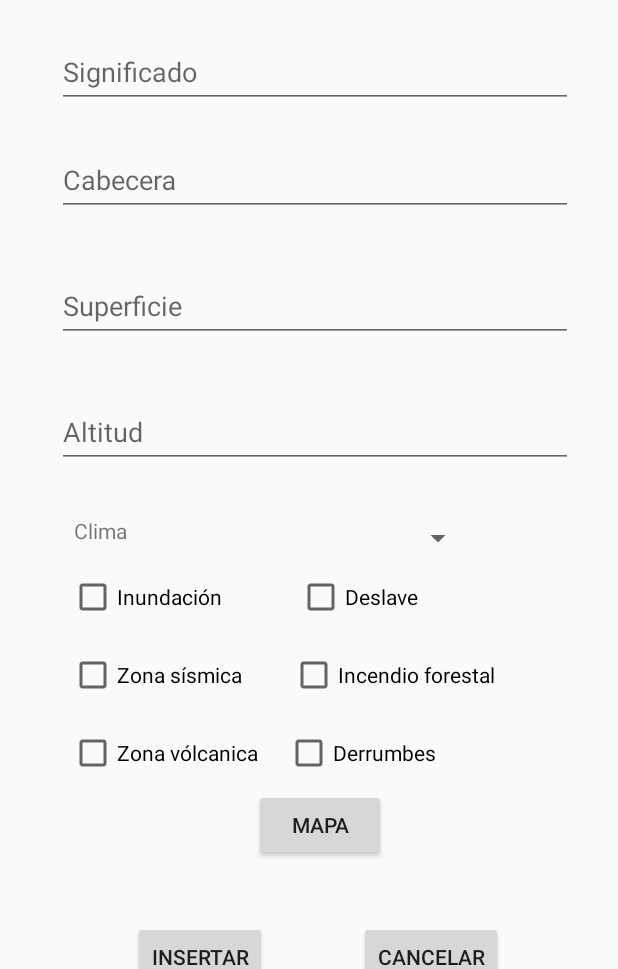
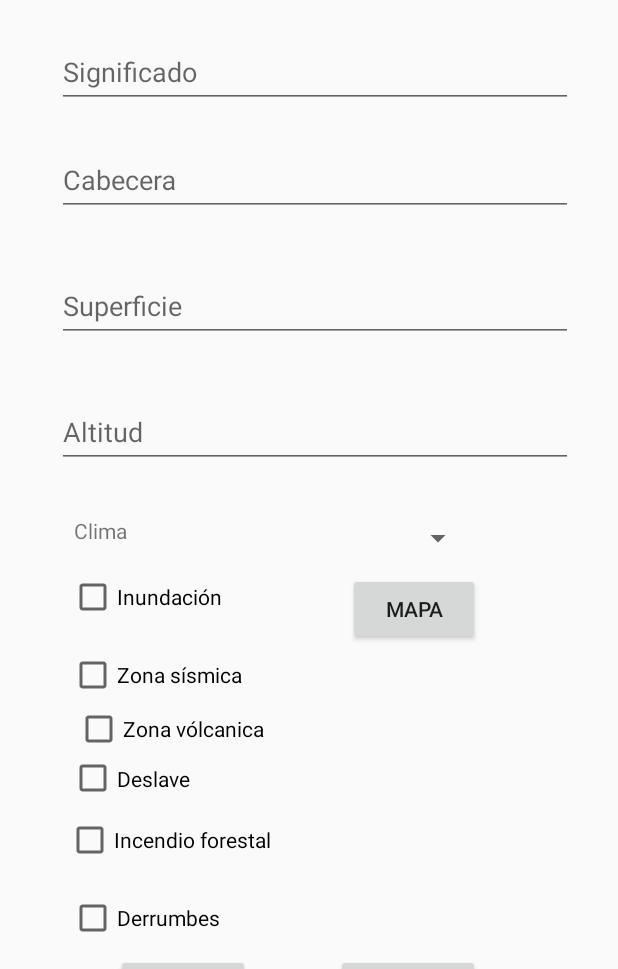
Before and after one commit to OmarssSeguridad/Municipios, an Android app: the layout fragment_insertar_municipio.xml on its own in the app's theme, with its tools: preview values and no code run, on a phone screen of 412 x 824 dp, the part 267-1236 px from its top. Run offline under Robolectric (Android 15) with nearby library versions, the phone set to English and light mode, and no system bars.

Commit message:
Prueba Lula

```diff
--- a/app/build.gradle
+++ b/app/build.gradle
@@ -25,6 +25,7 @@ dependencies {
     implementation 'androidx.constraintlayout:constraintlayout:1.1.3'
     implementation 'androidx.legacy:legacy-support-v4:1.0.0'
     implementation 'com.google.android.material:material:1.0.0'
+    implementation 'com.google.android.gms:play-services-maps:17.0.0'
     testImplementation 'junit:junit:4.12'
     androidTestImplementation 'androidx.test:runner:1.2.0'
     androidTestImplementation 'androidx.test.espresso:espresso-core:3.2.0'
--- a/app/src/main/res/layout/fragment_insertar_municipio.xml
+++ b/app/src/main/res/layout/fragment_insertar_municipio.xml
@@ -75,12 +75,12 @@
             android:id="@+id/btn_insertar_guardar"
             android:layout_width="wrap_content"
             android:layout_height="wrap_content"
-            android:layout_marginTop="40dp"
+            android:layout_marginTop="8dp"
             android:text="@string/insertar"
             app:layout_constraintEnd_toEndOf="parent"
-            app:layout_constraintHorizontal_bias="0.224"
+            app:layout_constraintHorizontal_bias="0.18"
             app:layout_constraintStart_toStartOf="parent"
-            app:layout_constraintTop_toBottomOf="@+id/btn_insert_mapa" />
+            app:layout_constraintTop_toBottomOf="@+id/cb_insert_derrumbe" />
 
         <com.google.android.material.textfield.TextInputLayout
             android:id="@+id/textInputLayout3"
@@ -170,14 +170,14 @@
             android:layout_height="wrap_content"
             android:layout_marginStart="8dp"
             android:layout_marginLeft="8dp"
-            android:layout_marginTop="40dp"
+            android:layout_marginTop="8dp"
             android:layout_marginEnd="8dp"
             android:layout_marginRight="8dp"
             android:text="@string/cancelar"
             app:layout_constraintEnd_toEndOf="parent"
-            app:layout_constraintHorizontal_bias="0.583"
+            app:layout_constraintHorizontal_bias="0.477"
             app:layout_constraintStart_toEndOf="@+id/btn_insertar_guardar"
-            app:layout_constraintTop_toBottomOf="@+id/btn_insert_mapa" />
+            app:layout_constraintTop_toBottomOf="@+id/cb_insert_derrumbe" />
 
         <Button
             android:id="@+id/btn_insert_mapa"
@@ -190,9 +190,9 @@
             android:layout_marginRight="8dp"
             android:text="@string/mapa"
             app:layout_constraintEnd_toEndOf="parent"
-            app:layout_constraintHorizontal_bias="0.53"
+            app:layout_constraintHorizontal_bias="0.781"
             app:layout_constraintStart_toStartOf="parent"
-            app:layout_constraintTop_toBottomOf="@+id/cb_insert_volcanica" />
+            app:layout_constraintTop_toBottomOf="@+id/sp_insert_clima" />
 
         <CheckBox
             android:id="@+id/cb_insert_inundacion"
@@ -207,18 +207,13 @@
 
         <CheckBox
             android:id="@+id/cb_insert_deslave"
-            android:layout_width="wrap_content"
-            android:layout_height="wrap_content"
-            android:layout_marginStart="44dp"
-            android:layout_marginLeft="44dp"
-            android:layout_marginTop="8dp"
-            android:layout_marginEnd="8dp"
-            android:layout_marginRight="8dp"
+            android:layout_width="94dp"
+            android:layout_height="34dp"
+            android:layout_marginStart="16dp"
+            android:layout_marginLeft="16dp"
             android:text="@string/deslave"
-            app:layout_constraintEnd_toEndOf="parent"
-            app:layout_constraintHorizontal_bias="0.062"
-            app:layout_constraintStart_toEndOf="@+id/cb_insert_inundacion"
-            app:layout_constraintTop_toBottomOf="@+id/textView2" />
+            app:layout_constraintStart_toStartOf="parent"
+            app:layout_constraintTop_toBottomOf="@+id/cb_insert_volcanica" />
 
         <CheckBox
             android:id="@+id/cb_insert_sismica"
@@ -235,24 +230,24 @@
             android:id="@+id/cb_insert_incendio"
             android:layout_width="wrap_content"
             android:layout_height="wrap_content"
-            android:layout_marginStart="32dp"
-            android:layout_marginLeft="32dp"
-            android:layout_marginTop="20dp"
+            android:layout_marginStart="8dp"
+            android:layout_marginLeft="8dp"
+            android:layout_marginTop="8dp"
             android:layout_marginEnd="8dp"
             android:layout_marginRight="8dp"
             android:text="@string/incendio_forestal"
             app:layout_constraintEnd_toEndOf="parent"
-            app:layout_constraintHorizontal_bias="0.0"
-            app:layout_constraintStart_toEndOf="@+id/cb_insert_sismica"
-            app:layout_constraintTop_toBottomOf="@+id/cb_insert_inundacion" />
+            app:layout_constraintHorizontal_bias="0.031"
+            app:layout_constraintStart_toStartOf="parent"
+            app:layout_constraintTop_toBottomOf="@+id/cb_insert_deslave" />
 
         <CheckBox
             android:id="@+id/cb_insert_volcanica"
             android:layout_width="wrap_content"
             android:layout_height="wrap_content"
-            android:layout_marginStart="16dp"
-            android:layout_marginLeft="16dp"
-            android:layout_marginTop="20dp"
+            android:layout_marginStart="20dp"
+            android:layout_marginLeft="20dp"
+            android:layout_marginTop="4dp"
             android:text="@string/zona_v_lcanica"
             app:layout_constraintStart_toStartOf="parent"
             app:layout_constraintTop_toBottomOf="@+id/cb_insert_sismica" />
@@ -261,16 +256,12 @@
             android:id="@+id/cb_insert_derrumbe"
             android:layout_width="wrap_content"
             android:layout_height="wrap_content"
-            android:layout_marginStart="8dp"
-            android:layout_marginLeft="8dp"
+            android:layout_marginStart="16dp"
+            android:layout_marginLeft="16dp"
             android:layout_marginTop="20dp"
-            android:layout_marginEnd="8dp"
-            android:layout_marginRight="8dp"
             android:text="@string/derrumbes"
-            app:layout_constraintEnd_toEndOf="parent"
-            app:layout_constraintHorizontal_bias="0.109"
-            app:layout_constraintStart_toEndOf="@+id/cb_insert_volcanica"
-            app:layout_constraintTop_toBottomOf="@+id/cb_insert_sismica" />
+            app:layout_constraintStart_toStartOf="parent"
+            app:layout_constraintTop_toBottomOf="@+id/cb_insert_incendio" />
 
 
     </androidx.constraintlayout.widget.ConstraintLayout>
--- a/app/src/main/res/values/strings.xml
+++ b/app/src/main/res/values/strings.xml
@@ -43,4 +43,5 @@
     <string name="derrumbes">Derrumbes</string>
     <string name="zona_s_smica">Zona sísmica</string>
     <string name="buscar">Buscar</string>
+    <string name="title_activity_maps">Map</string>
 </resources>
```
Also changed, not shown: app/src/debug/res/values/google_maps_api.xml (added, +24 -0 lines), app/src/main/AndroidManifest.xml (+22 -0 lines), app/src/main/java/com/example/municipios/InsertarMunicipio.java (+11 -1 lines), app/src/main/java/com/example/municipios/MapsActivity.java (added, +122 -0 lines), app/src/main/res/layout/activity_maps.xml (added, +9 -0 lines), 1 other file.
